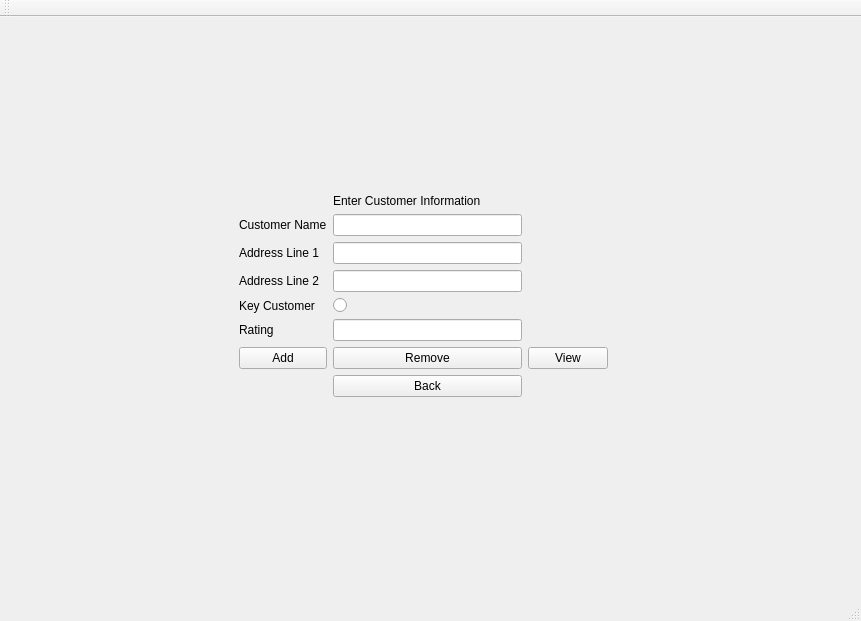
First picture: the form in mainwindow.ui, repository mronfire/Project-2---Cyber-Security, before the edit.
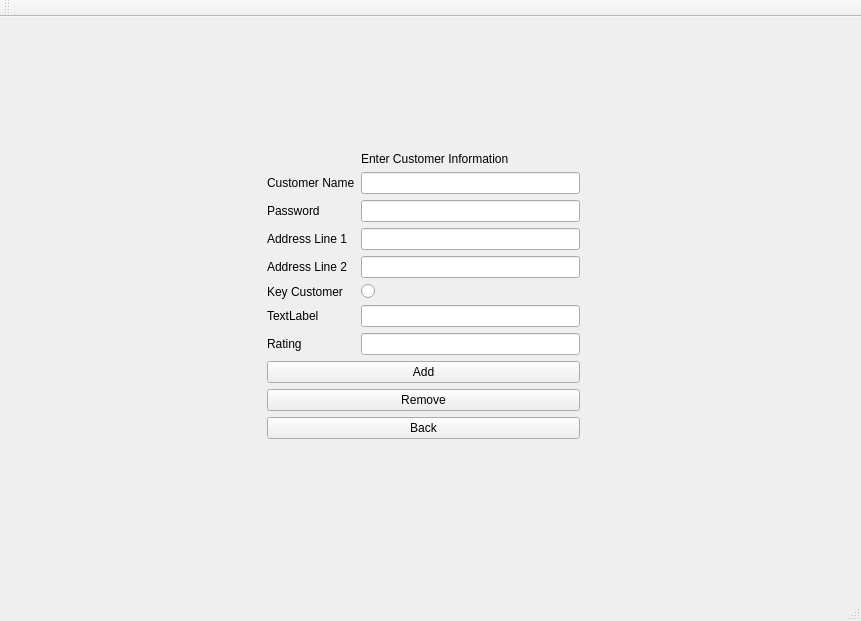
Second picture: the form after the edit. The open tabs and pages were chosen to show the change.

Diff of the .ui file:
```diff
--- a/mainwindow.ui
+++ b/mainwindow.ui
@@ -460,58 +460,24 @@
        </rect>
       </property>
       <layout class="QGridLayout" name="gridLayout_6">
-       <item row="7" column="2">
-        <widget class="QPushButton" name="pushButton_remove">
-         <property name="text">
-          <string>Remove</string>
-         </property>
-        </widget>
-       </item>
-       <item row="4" column="2">
+       <item row="5" column="2">
         <widget class="QLineEdit" name="lineEdit_address_2"/>
        </item>
-       <item row="4" column="1">
+       <item row="5" column="1">
         <widget class="QLabel" name="label_12">
          <property name="text">
           <string>Address Line 2</string>
          </property>
         </widget>
        </item>
-       <item row="7" column="1">
-        <widget class="QPushButton" name="pushButton_add">
-         <property name="text">
-          <string>Add</string>
-         </property>
-        </widget>
-       </item>
-       <item row="7" column="3">
-        <widget class="QPushButton" name="pushButton_view_2">
-         <property name="text">
-          <string>View</string>
-         </property>
-        </widget>
-       </item>
-       <item row="7" column="4">
-        <spacer name="horizontalSpacer_6">
-         <property name="orientation">
-          <enum>Qt::Horizontal</enum>
-         </property>
-         <property name="sizeHint" stdset="0">
-          <size>
-           <width>40</width>
-           <height>20</height>
-          </size>
-         </property>
-        </spacer>
-       </item>
-       <item row="5" column="2">
+       <item row="6" column="2">
         <widget class="QRadioButton" name="radioButton">
          <property name="text">
           <string/>
          </property>
         </widget>
        </item>
-       <item row="7" column="0">
+       <item row="1" column="0" rowspan="11">
         <spacer name="horizontalSpacer_5">
          <property name="orientation">
           <enum>Qt::Horizontal</enum>
@@ -524,37 +490,34 @@
          </property>
         </spacer>
        </item>
-       <item row="6" column="2">
-        <widget class="QLineEdit" name="lineEdit_rating"/>
-       </item>
-       <item row="3" column="2">
+       <item row="4" column="2">
         <widget class="QLineEdit" name="lineEdit_address_1"/>
        </item>
        <item row="2" column="2">
         <widget class="QLineEdit" name="lineEdit_customerName"/>
        </item>
-       <item row="3" column="1">
+       <item row="4" column="1">
         <widget class="QLabel" name="label_9">
          <property name="text">
           <string>Address Line 1</string>
          </property>
         </widget>
        </item>
-       <item row="5" column="1">
+       <item row="6" column="1">
         <widget class="QLabel" name="label_10">
          <property name="text">
           <string>Key Customer</string>
          </property>
         </widget>
        </item>
-       <item row="8" column="2">
+       <item row="11" column="1" colspan="2">
         <widget class="QPushButton" name="pushButton_back_4">
          <property name="text">
           <string>Back</string>
          </property>
         </widget>
        </item>
-       <item row="0" column="2">
+       <item row="0" column="1" colspan="2">
         <spacer name="verticalSpacer_8">
          <property name="orientation">
           <enum>Qt::Vertical</enum>
@@ -567,7 +530,7 @@
          </property>
         </spacer>
        </item>
-       <item row="9" column="2">
+       <item row="12" column="1" colspan="2">
         <spacer name="verticalSpacer_7">
          <property name="orientation">
           <enum>Qt::Vertical</enum>
@@ -580,13 +543,6 @@
          </property>
         </spacer>
        </item>
-       <item row="6" column="1">
-        <widget class="QLabel" name="label_11">
-         <property name="text">
-          <string>Rating</string>
-         </property>
-        </widget>
-       </item>
        <item row="2" column="1">
         <widget class="QLabel" name="label_7">
          <property name="text">
@@ -601,6 +557,63 @@
          </property>
         </widget>
        </item>
+       <item row="8" column="1">
+        <widget class="QLabel" name="label_11">
+         <property name="text">
+          <string>Rating</string>
+         </property>
+        </widget>
+       </item>
+       <item row="10" column="1" colspan="2">
+        <widget class="QPushButton" name="pushButton_remove">
+         <property name="text">
+          <string>Remove</string>
+         </property>
+        </widget>
+       </item>
+       <item row="7" column="1">
+        <widget class="QLabel" name="label_15">
+         <property name="text">
+          <string>TextLabel</string>
+         </property>
+        </widget>
+       </item>
+       <item row="7" column="2">
+        <widget class="QLineEdit" name="lineEdit"/>
+       </item>
+       <item row="9" column="1" colspan="2">
+        <widget class="QPushButton" name="pushButton_add">
+         <property name="text">
+          <string>Add</string>
+         </property>
+        </widget>
+       </item>
+       <item row="8" column="2">
+        <widget class="QLineEdit" name="lineEdit_rating"/>
+       </item>
+       <item row="1" column="3" rowspan="11">
+        <spacer name="horizontalSpacer_6">
+         <property name="orientation">
+          <enum>Qt::Horizontal</enum>
+         </property>
+         <property name="sizeHint" stdset="0">
+          <size>
+           <width>40</width>
+           <height>20</height>
+          </size>
+         </property>
+        </spacer>
+       </item>
+       <item row="3" column="2">
+        <widget class="QLineEdit" name="lineEdit_password"/>
+       </item>
+       <item row="3" column="1">
+        <widget class="QLabel" name="label_16">
+         <property name="text">
+          <string>Password</string>
+         </property>
+        </widget>
+       </item>
       </layout>
      </widget>
     </widget>
```
Left out of the diff: 95 changed lines with no effect on the pictures.
